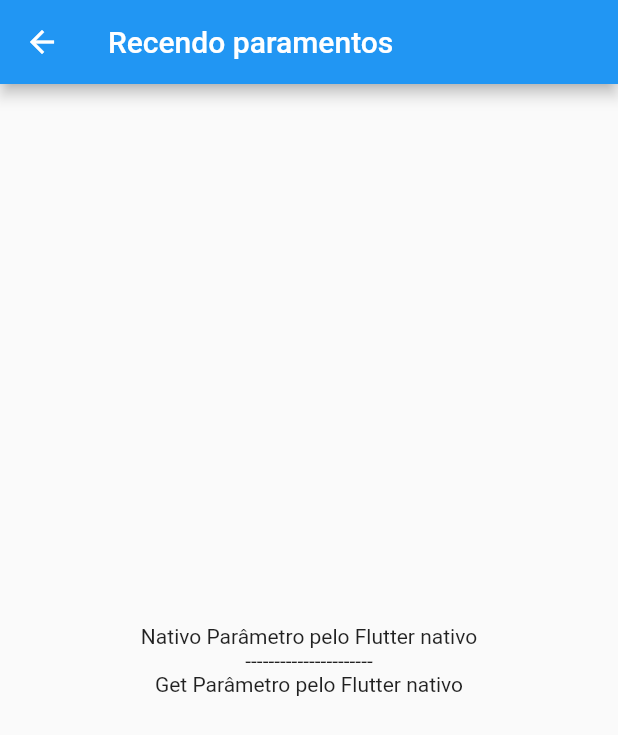
After one commit to moraes3000/flutter_getx_tutorial, a Flutter app: the SendParamsHomePage screen opened directly, after a tap on "Got to page com flutter nativo", on a phone screen of 412 x 824 dp. The commit adds this screen. Shown: the top 735 px of the screen. Run offline on Flutter 3.47's test engine with Material 2 defaults, Android fonts, the phone set to English and light mode, and no system bars; our stand-ins replace get.

Commit message:
rota enviando params

```diff
--- a/get_rotas/lib/navegacao_comum/navegacao_comum_home_page.dart
+++ b/get_rotas/lib/navegacao_comum/navegacao_comum_home_page.dart
@@ -4,6 +4,7 @@ import 'package:get_rotas/navegacao_comum/back/back_home_page.dart';
 import 'package:get_rotas/navegacao_comum/off/off_home_page.dart';
 
 import 'off_all/off_all_home_page.dart';
+import 'send_params/send_params_home_page.dart';
 import 'to/to_home_page.dart';
 
 class NavegacaoComumHomePage extends StatelessWidget {
@@ -43,6 +44,12 @@ class NavegacaoComumHomePage extends StatelessWidget {
               },
               child: const Text('OffAll (PopAndRemoveUntil)'),
             ),
+            ElevatedButton(
+              onPressed: () {
+                Get.to(SendParamsHomePage());
+              },
+              child: const Text('Enviando parâmetros'),
+            ),
           ],
         ),
       ),
--- /dev/null
+++ b/get_rotas/lib/navegacao_comum/send_params/send_params_home_page.dart
@@ -0,0 +1,50 @@
+import 'package:flutter/material.dart';
+import 'package:get/get.dart';
+
+import 'send_params_page1.dart';
+
+class SendParamsHomePage extends StatefulWidget {
+  const SendParamsHomePage({Key? key}) : super(key: key);
+
+  @override
+  State<SendParamsHomePage> createState() => _SendParamsHomePageState();
+}
+
+class _SendParamsHomePageState extends State<SendParamsHomePage> {
+  @override
+  Widget build(BuildContext context) {
+    return Scaffold(
+      appBar: AppBar(
+        title: const Text('Parâmetros'),
+      ),
+      body: Center(
+        child: Column(
+          mainAxisAlignment: MainAxisAlignment.center,
+          children: [
+            TextButton(
+              onPressed: () {
+                Navigator.of(context).push(MaterialPageRoute(
+                    builder: (context) {
+                      return const SendParamsPage1();
+                    },
+                    settings: const RouteSettings(
+                      arguments: 'Parâmetro pelo Flutter nativo',
+                    )));
+              },
+              child: const Text('Got to page com flutter nativo'),
+            ),
+            TextButton(
+              onPressed: () {
+                Get.to(
+                  const SendParamsPage1(),
+                  arguments: 'Parâmetro pelo GetX',
+                );
+              },
+              child: const Text('Got to page com GetX'),
+            ),
+          ],
+        ),
+      ),
+    );
+  }
+}
--- /dev/null
+++ b/get_rotas/lib/navegacao_comum/send_params/send_params_page1.dart
@@ -0,0 +1,29 @@
+import 'package:flutter/material.dart';
+import 'package:get/get.dart';
+
+class SendParamsPage1 extends StatelessWidget {
+  const SendParamsPage1({Key? key}) : super(key: key);
+
+  @override
+  Widget build(BuildContext context) {
+    final paramNativo =
+        ModalRoute.of(context)?.settings.arguments ?? 'Param não enviado';
+
+    final paramGetX = Get.arguments ?? 'Param não enviado';
+
+    return Scaffold(
+      appBar: AppBar(
+        title: const Text('Recendo paramentos'),
+      ),
+      body: Center(
+          child: Column(
+        mainAxisAlignment: MainAxisAlignment.center,
+        children: [
+          Text('Nativo ${paramNativo}'),
+          Text('----------------------'),
+          Text('Get ${paramGetX}'),
+        ],
+      )),
+    );
+  }
+}
```
